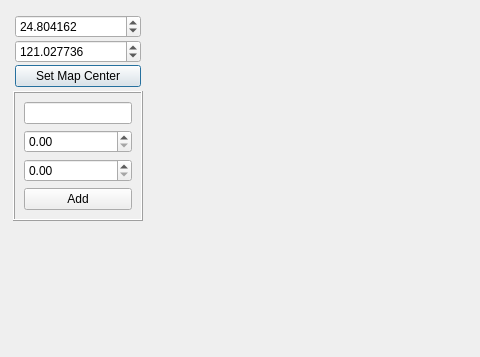
Above: src/map/dlggeoosm.ui from coolshou/qiperf before the change; both pictures show x 0 to 480 and y 0 to 357 of the 1280 by 900 pixel window. Below: the same form after it.
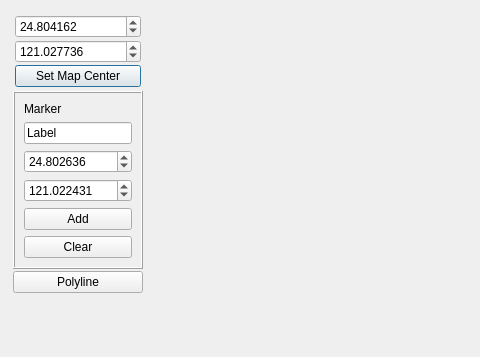
That is the form after the change. Icons and pictures are not drawn.

Patch:
```diff
--- a/src/map/dlggeoosm.ui
+++ b/src/map/dlggeoosm.ui
@@ -115,13 +115,50 @@
         </property>
         <layout class="QVBoxLayout" name="verticalLayout_3">
          <item>
-          <widget class="QLineEdit" name="lineEdit"/>
+          <widget class="QLabel" name="label">
+           <property name="text">
+            <string>Marker</string>
+           </property>
+          </widget>
          </item>
          <item>
-          <widget class="QDoubleSpinBox" name="doubleSpinBox"/>
+          <widget class="QLineEdit" name="leMarkLabel">
+           <property name="text">
+            <string>Label</string>
+           </property>
+          </widget>
          </item>
          <item>
-          <widget class="QDoubleSpinBox" name="doubleSpinBox_2"/>
+          <widget class="QDoubleSpinBox" name="sbMarkLat">
+           <property name="decimals">
+            <number>6</number>
+           </property>
+           <property name="minimum">
+            <double>-90.000000000000000</double>
+           </property>
+           <property name="maximum">
+            <double>90.000000000000000</double>
+           </property>
+           <property name="value">
+            <double>24.802636000000000</double>
+           </property>
+          </widget>
+         </item>
+         <item>
+          <widget class="QDoubleSpinBox" name="sbMarkLon">
+           <property name="decimals">
+            <number>6</number>
+           </property>
+           <property name="minimum">
+            <double>-180.000000000000000</double>
+           </property>
+           <property name="maximum">
+            <double>180.000000000000000</double>
+           </property>
+           <property name="value">
+            <double>121.022430999999997</double>
+           </property>
+          </widget>
          </item>
          <item>
           <widget class="QPushButton" name="pbAddMark">
@@ -130,9 +167,23 @@
            </property>
           </widget>
          </item>
+         <item>
+          <widget class="QPushButton" name="pbClearMark">
+           <property name="text">
+            <string>Clear</string>
+           </property>
+          </widget>
+         </item>
         </layout>
        </widget>
       </item>
+      <item>
+       <widget class="QPushButton" name="pbAddPolyline">
+        <property name="text">
+         <string>Polyline</string>
+        </property>
+       </widget>
+      </item>
       <item>
        <spacer name="verticalSpacer">
         <property name="orientation">
```
